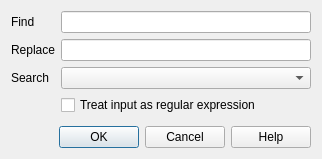
This is designer/findreplace.ui in ankitects/anki as Qt 5 draws it before an edit. The edited form follows.
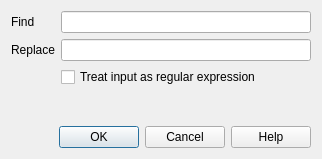
This is the edited form.

Commit message: delete rename tags from find&replace

```diff
--- a/designer/findreplace.ui
+++ b/designer/findreplace.ui
@@ -36,16 +36,6 @@
       <widget class="QLineEdit" name="replace" />
      </item>
      <item row="2" column="1" >
-      <widget class="QComboBox" name="type" />
-     </item>
-     <item row="2" column="0" >
-      <widget class="QLabel" name="label_3" >
-       <property name="text" >
-        <string>Search</string>
-       </property>
-      </widget>
-     </item>
-     <item row="3" column="1" >
       <widget class="QCheckBox" name="re" >
        <property name="text" >
         <string>Treat input as regular expression</string>
```
Left out of the diff: 1 changed line with no effect on the pictures. The commit also changes 1 other file.
